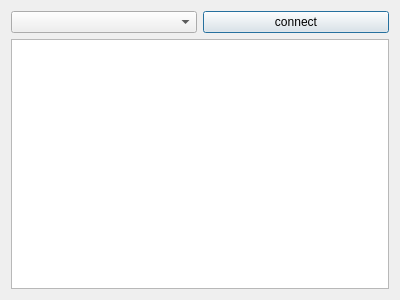
Before: the Qt Designer form tools/logger/loggerdialog.ui in Sub-IoT/Sub-IoT-Stack, drawn with Qt 5.
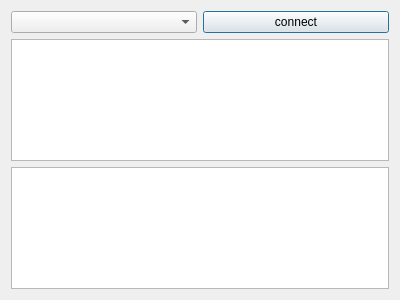
After: the same form once the commit is applied.

Commit message: started parsing data coming from serial port

The edit to the form file:
```diff
--- a/tools/logger/loggerdialog.ui
+++ b/tools/logger/loggerdialog.ui
@@ -34,6 +34,9 @@
    <item>
     <widget class="QPlainTextEdit" name="outputPlainTextEdit"/>
    </item>
+   <item>
+    <widget class="QPlainTextEdit" name="parsedOutputPlainTextEdit"/>
+   </item>
   </layout>
  </widget>
  <layoutdefault spacing="6" margin="11"/>
```
The commit also changes 2 other files.
